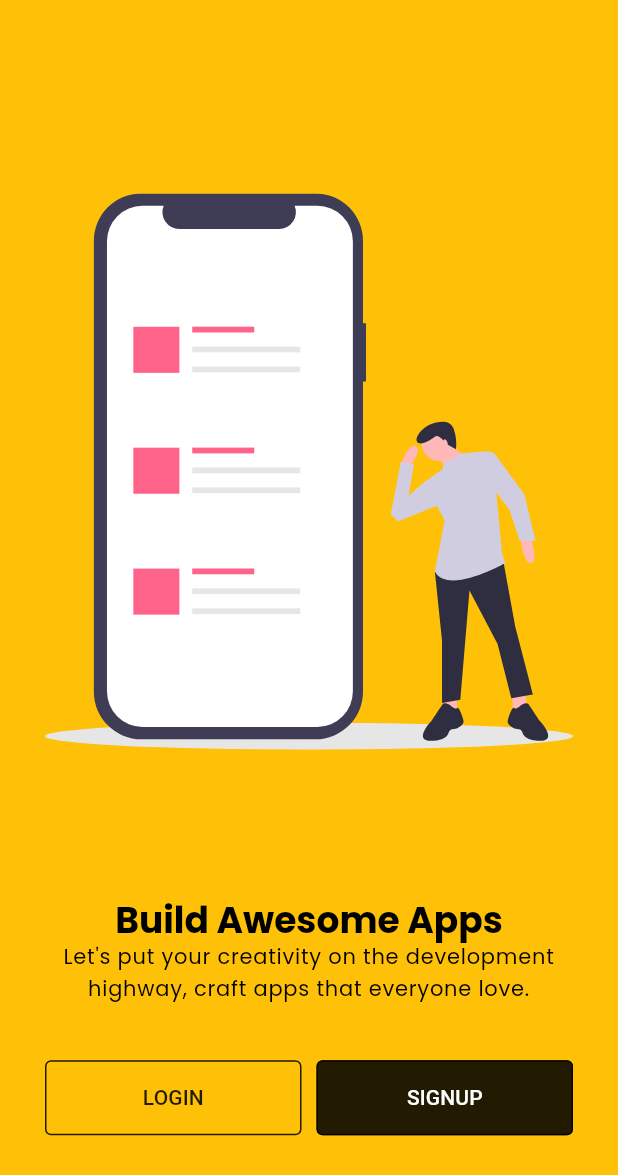
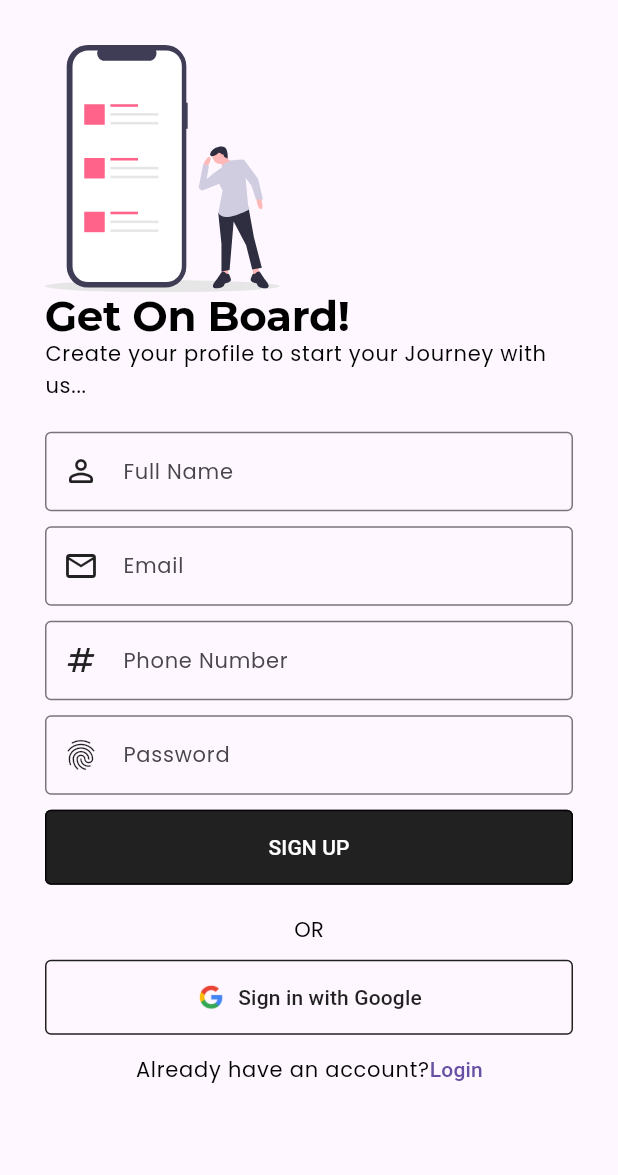
Before and after one commit to brayannhc07/cwt-login-app, a Flutter app: the screen it shows after launch, after a tap on "SIGNUP", on a phone screen of 412 x 824 dp. Shown: the top 1175 px of the screen. Run offline on Flutter 3.47's test engine with Material 2 defaults, Android fonts, the light colour scheme and no system bars; our stand-ins replace animate_do, flutter_svg, google_fonts, liquid_swipe, smooth_page_indicator.

Commit message:
Add SignUp Scren

```diff
--- a/lib/src/constants/text_strings.dart
+++ b/lib/src/constants/text_strings.dart
@@ -25,3 +25,7 @@ const String alreadyHaveAnAccount = "Already have an account?";
 const String dontHaveAnAccount = "Don't have an account?";
 const String forgetPassword = "Forget Password";
 const String signInWithGoogle = "Sign in with Google";
+
+const String signUpTitle = "Get On Board!";
+const String signUpSubtitle =
+    "Create your profile to start your Journey with us...";
--- a/lib/src/features/authentication/screens/login/login_form_widget.dart
+++ b/lib/src/features/authentication/screens/login/login_form_widget.dart
@@ -44,7 +44,8 @@ class LoginForm extends StatelessWidget {
             ),
             SizedBox(
                 width: double.infinity,
-                child: ElevatedButton(onPressed: () {}, child: Text("LOGIN")))
+                child: ElevatedButton(
+                    onPressed: () {}, child: const Text("LOGIN")))
           ],
         ),
       ),
--- /dev/null
+++ b/lib/src/features/authentication/screens/signup/signup_form_widget.dart
@@ -0,0 +1,53 @@
+import 'package:arqontac_app/src/constants/sizes.dart';
+import 'package:flutter/material.dart';
+
+class SignUpFormWidget extends StatelessWidget {
+  const SignUpFormWidget({
+    super.key,
+  });
+
+  @override
+  Widget build(BuildContext context) {
+    return Container(
+        padding: const EdgeInsets.symmetric(vertical: formHeight - 10),
+        child: Form(
+          child:
+              Column(crossAxisAlignment: CrossAxisAlignment.start, children: [
+            TextFormField(
+              decoration: const InputDecoration(
+                  label: Text("Full Name"),
+                  prefixIcon: Icon(Icons.person_outline_rounded)),
+            ),
+            const SizedBox(
+              height: formHeight - 20,
+            ),
+            TextFormField(
+              decoration: const InputDecoration(
+                  label: Text("Email"), prefixIcon: Icon(Icons.email_outlined)),
+            ),
+            const SizedBox(
+              height: formHeight - 20,
+            ),
+            TextFormField(
+              decoration: const InputDecoration(
+                  label: Text("Phone Number"), prefixIcon: Icon(Icons.numbers)),
+            ),
+            const SizedBox(
+              height: formHeight - 20,
+            ),
+            TextFormField(
+              decoration: const InputDecoration(
+                  label: Text("Password"), prefixIcon: Icon(Icons.fingerprint)),
+            ),
+            const SizedBox(
+              height: formHeight - 20,
+            ),
+            ElevatedButton(
+                onPressed: () {},
+                child: const Center(
+                  child: Text("SIGN UP"),
+                ))
+          ]),
+        ));
+  }
+}
--- /dev/null
+++ b/lib/src/features/authentication/screens/signup/signup_screen.dart
@@ -0,0 +1,57 @@
+import 'package:arqontac_app/src/constants/image_strings.dart';
+import 'package:arqontac_app/src/constants/sizes.dart';
+import 'package:arqontac_app/src/constants/text_strings.dart';
+import 'package:arqontac_app/src/features/authentication/screens/signup/signup_form_widget.dart';
+import 'package:arqontac_app/src/widgets/form/form_header_widget.dart';
+import 'package:flutter/material.dart';
+
+class SignUpScreen extends StatelessWidget {
+  const SignUpScreen({Key? key}) : super(key: key);
+
+  @override
+  Widget build(BuildContext context) {
+    return Scaffold(
+        body: SafeArea(
+      child: SingleChildScrollView(
+          padding: const EdgeInsets.all(defaultSize),
+          child: Column(
+            children: [
+              const FormHeaderWidget(
+                image: welcomeScreenImage,
+                title: signUpTitle,
+                subtitle: signUpSubtitle,
+              ),
+              const SignUpFormWidget(),
+              Column(
+                children: [
+                  const Text("OR"),
+                  const SizedBox(
+                    height: formHeight - 20,
+                  ),
+                  SizedBox(
+                    width: double.infinity,
+                    child: OutlinedButton.icon(
+                      onPressed: () {},
+                      icon: const Image(
+                        image: AssetImage(googleLogoImage),
+                        width: 20,
+                      ),
+                      label: const Text(signInWithGoogle),
+                    ),
+                  ),
+                  TextButton(
+                    onPressed: () {},
+                    child: Text.rich(TextSpan(children: [
+                      TextSpan(
+                          text: alreadyHaveAnAccount,
+                          style: Theme.of(context).textTheme.bodyLarge),
+                      const TextSpan(text: "Login")
+                    ])),
+                  )
+                ],
+              )
+            ],
+          )),
+    ));
+  }
+}
--- a/lib/src/features/authentication/screens/splash_screen/splash_screen.dart
+++ b/lib/src/features/authentication/screens/splash_screen/splash_screen.dart
@@ -3,7 +3,6 @@ import 'package:arqontac_app/src/constants/colors.dart';
 import 'package:arqontac_app/src/constants/image_strings.dart';
 import 'package:arqontac_app/src/constants/sizes.dart';
 import 'package:arqontac_app/src/constants/text_strings.dart';
-import 'package:arqontac_app/src/features/authentication/screens/on_boarding/on_boarding_screen.dart';
 import 'package:arqontac_app/src/features/authentication/screens/welcome/welcome_screen.dart';
 import 'package:arqontac_app/src/widgets/decorations/rounded_shape.dart';
 import 'package:flutter/cupertino.dart';
--- a/lib/src/features/authentication/screens/welcome/welcome_screen.dart
+++ b/lib/src/features/authentication/screens/welcome/welcome_screen.dart
@@ -4,6 +4,7 @@ import 'package:arqontac_app/src/constants/image_strings.dart';
 import 'package:arqontac_app/src/constants/sizes.dart';
 import 'package:arqontac_app/src/constants/text_strings.dart';
 import 'package:arqontac_app/src/features/authentication/screens/login/login_screen.dart';
+import 'package:arqontac_app/src/features/authentication/screens/signup/signup_screen.dart';
 import 'package:flutter/cupertino.dart';
 import 'package:flutter/material.dart';
 import 'package:flutter_svg/flutter_svg.dart';
@@ -69,7 +70,13 @@ class WelcomeScreen extends StatelessWidget {
                     ),
                     Expanded(
                         child: ElevatedButton(
-                            onPressed: () {}, child: const Text("SIGNUP"))),
+                            onPressed: () {
+                              Navigator.push(
+                                  context,
+                                  CupertinoPageRoute(
+                                      builder: (_) => const SignUpScreen()));
+                            },
+                            child: const Text("SIGNUP"))),
                   ],
                 ),
               )
--- a/lib/src/utils/theme/app_theme.dart
+++ b/lib/src/utils/theme/app_theme.dart
@@ -1,5 +1,6 @@
 import 'package:arqontac_app/src/utils/theme/widget_themes/app_elevated_button_theme.dart';
 import 'package:arqontac_app/src/utils/theme/widget_themes/app_outlined_button_theme.dart';
+import 'package:arqontac_app/src/utils/theme/widget_themes/app_text_field_theme.dart';
 import 'package:arqontac_app/src/utils/theme/widget_themes/app_text_theme.dart';
 import 'package:flutter/material.dart';
 
@@ -15,6 +16,7 @@ class AppTheme {
     floatingActionButtonTheme: const FloatingActionButtonThemeData(),
     elevatedButtonTheme: AppElevatedButtonTheme.light,
     outlinedButtonTheme: AppOutlinedButtonTheme.light,
+    inputDecorationTheme: AppTextFieldTheme.light,
   );
   static ThemeData dark = ThemeData(
     useMaterial3: true,
@@ -25,5 +27,6 @@ class AppTheme {
     floatingActionButtonTheme: const FloatingActionButtonThemeData(),
     elevatedButtonTheme: AppElevatedButtonTheme.dark,
     outlinedButtonTheme: AppOutlinedButtonTheme.dark,
+    inputDecorationTheme: AppTextFieldTheme.dark,
   );
 }
--- /dev/null
+++ b/lib/src/utils/theme/widget_themes/app_text_field_theme.dart
@@ -0,0 +1,20 @@
+import 'package:arqontac_app/src/constants/colors.dart';
+import 'package:flutter/material.dart';
+
+class AppTextFieldTheme {
+  AppTextFieldTheme._();
+
+  static InputDecorationTheme light = const InputDecorationTheme(
+      border: OutlineInputBorder(),
+      prefixIconColor: secondaryColor,
+      floatingLabelStyle: TextStyle(color: secondaryColor),
+      focusedBorder: OutlineInputBorder(
+          borderSide: BorderSide(width: 2.0, color: secondaryColor)));
+
+  static InputDecorationTheme dark = const InputDecorationTheme(
+      border: OutlineInputBorder(),
+      prefixIconColor: primaryColor,
+      floatingLabelStyle: TextStyle(color: primaryColor),
+      focusedBorder: OutlineInputBorder(
+          borderSide: BorderSide(width: 2.0, color: primaryColor)));
+}
--- /dev/null
+++ b/lib/src/widgets/form/form_header_widget.dart
@@ -0,0 +1,29 @@
+import 'package:flutter/material.dart';
+import 'package:flutter_svg/flutter_svg.dart';
+
+class FormHeaderWidget extends StatelessWidget {
+  const FormHeaderWidget({
+    super.key,
+    required this.image,
+    required this.title,
+    required this.subtitle,
+  });
+
+  final String image, title, subtitle;
+
+  @override
+  Widget build(BuildContext context) {
+    final size = MediaQuery.of(context).size;
+    return Column(
+      crossAxisAlignment: CrossAxisAlignment.start,
+      children: [
+        SvgPicture.asset(
+          image,
+          height: size.height * 0.2,
+        ),
+        Text(title, style: Theme.of(context).textTheme.displayLarge),
+        Text(subtitle, style: Theme.of(context).textTheme.bodyLarge),
+      ],
+    );
+  }
+}
```
